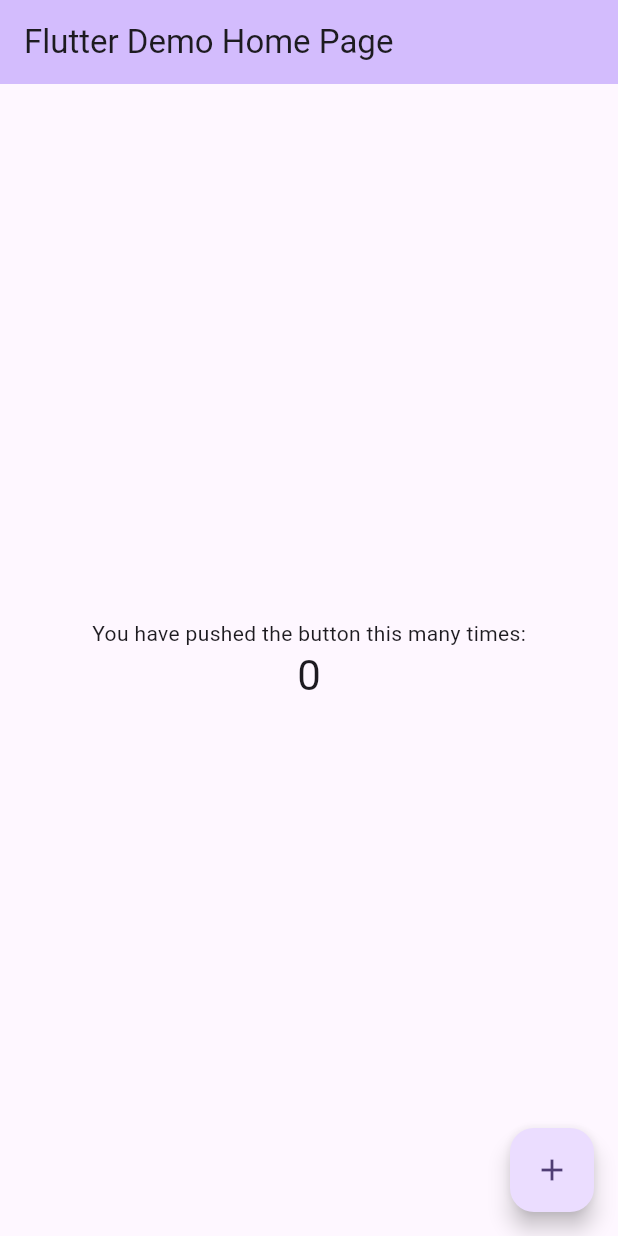
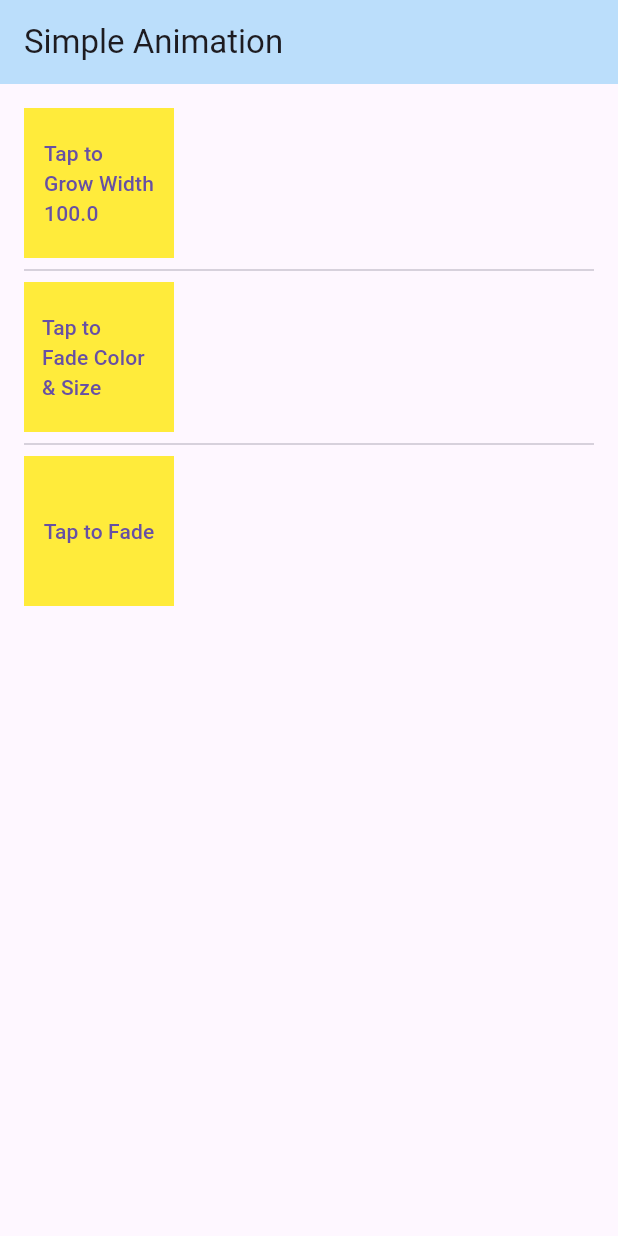
Before and after one commit to Tivelin/simple_animation, a Flutter app: the screen it shows after launch, on a phone screen of 412 x 824 dp. Run offline on Flutter 3.47's test engine with Material 3 defaults, Android fonts, the phone set to English and light mode, and no system bars.

Commit message:
animation

```diff
--- a/lib/main.dart
+++ b/lib/main.dart
@@ -1,4 +1,7 @@
 import 'package:flutter/material.dart';
+import 'package:simple_animation/widgets/animated_container.dart';
+import 'package:simple_animation/widgets/animated_cross_fade.dart';
+import 'package:simple_animation/widgets/animated_opacity.dart';
 
 void main() {
   runApp(const MyApp());
@@ -10,116 +13,35 @@ class MyApp extends StatelessWidget {
   // This widget is the root of your application.
   @override
   Widget build(BuildContext context) {
-    return MaterialApp(
-      title: 'Flutter Demo',
-      theme: ThemeData(
-        // This is the theme of your application.
-        //
-        // TRY THIS: Try running your application with "flutter run". You'll see
-        // the application has a blue toolbar. Then, without quitting the app,
-        // try changing the seedColor in the colorScheme below to Colors.green
-        // and then invoke "hot reload" (save your changes or press the "hot
-        // reload" button in a Flutter-supported IDE, or press "r" if you used
-        // the command line to start the app).
-        //
-        // Notice that the counter didn't reset back to zero; the application
-        // state is not lost during the reload. To reset the state, use hot
-        // restart instead.
-        //
-        // This works for code too, not just values: Most code changes can be
-        // tested with just a hot reload.
-        colorScheme: ColorScheme.fromSeed(seedColor: Colors.deepPurple),
-        useMaterial3: true,
-      ),
-      home: const MyHomePage(title: 'Flutter Demo Home Page'),
+    return const MaterialApp(
+      title: 'Simple Animation',
+      home: HomeScreen(),
     );
   }
 }
 
-class MyHomePage extends StatefulWidget {
-  const MyHomePage({super.key, required this.title});
-
-  // This widget is the home page of your application. It is stateful, meaning
-  // that it has a State object (defined below) that contains fields that affect
-  // how it looks.
-
-  // This class is the configuration for the state. It holds the values (in this
-  // case the title) provided by the parent (in this case the App widget) and
-  // used by the build method of the State. Fields in a Widget subclass are
-  // always marked "final".
-
-  final String title;
-
-  @override
-  State<MyHomePage> createState() => _MyHomePageState();
-}
-
-class _MyHomePageState extends State<MyHomePage> {
-  int _counter = 0;
-
-  void _incrementCounter() {
-    setState(() {
-      // This call to setState tells the Flutter framework that something has
-      // changed in this State, which causes it to rerun the build method below
-      // so that the display can reflect the updated values. If we changed
-      // _counter without calling setState(), then the build method would not be
-      // called again, and so nothing would appear to happen.
-      _counter++;
-    });
-  }
+class HomeScreen extends StatelessWidget {
+  const HomeScreen({super.key});
 
   @override
   Widget build(BuildContext context) {
-    // This method is rerun every time setState is called, for instance as done
-    // by the _incrementCounter method above.
-    //
-    // The Flutter framework has been optimized to make rerunning build methods
-    // fast, so that you can just rebuild anything that needs updating rather
-    // than having to individually change instances of widgets.
     return Scaffold(
       appBar: AppBar(
-        // TRY THIS: Try changing the color here to a specific color (to
-        // Colors.amber, perhaps?) and trigger a hot reload to see the AppBar
-        // change color while the other colors stay the same.
-        backgroundColor: Theme.of(context).colorScheme.inversePrimary,
-        // Here we take the value from the MyHomePage object that was created by
-        // the App.build method, and use it to set our appbar title.
-        title: Text(widget.title),
+        title: const Text('Simple Animation'),
+        backgroundColor: Colors.blue[100],
       ),
-      body: Center(
-        // Center is a layout widget. It takes a single child and positions it
-        // in the middle of the parent.
+      body: const Padding(
+        padding: EdgeInsets.all(16),
         child: Column(
-          // Column is also a layout widget. It takes a list of children and
-          // arranges them vertically. By default, it sizes itself to fit its
-          // children horizontally, and tries to be as tall as its parent.
-          //
-          // Column has various properties to control how it sizes itself and
-          // how it positions its children. Here we use mainAxisAlignment to
-          // center the children vertically; the main axis here is the vertical
-          // axis because Columns are vertical (the cross axis would be
-          // horizontal).
-          //
-          // TRY THIS: Invoke "debug painting" (choose the "Toggle Debug Paint"
-          // action in the IDE, or press "p" in the console), to see the
-          // wireframe for each widget.
-          mainAxisAlignment: MainAxisAlignment.center,
-          children: <Widget>[
-            const Text(
-              'You have pushed the button this many times:',
-            ),
-            Text(
-              '$_counter',
-              style: Theme.of(context).textTheme.headlineMedium,
-            ),
+          children: [
+            AnimatedContainerWidget(),
+            Divider(),
+            AnimatedCrossFadeWidget(),
+            Divider(),
+            AnimatedOpacityWidget(),
           ],
         ),
       ),
-      floatingActionButton: FloatingActionButton(
-        onPressed: _incrementCounter,
-        tooltip: 'Increment',
-        child: const Icon(Icons.add),
-      ), // This trailing comma makes auto-formatting nicer for build methods.
     );
   }
 }
--- /dev/null
+++ b/lib/widgets/animated_container.dart
@@ -0,0 +1,41 @@
+import 'package:flutter/material.dart';
+
+class AnimatedContainerWidget extends StatefulWidget {
+  const AnimatedContainerWidget({super.key});
+
+  @override
+  State<AnimatedContainerWidget> createState() =>
+      _AnimatedContainerWidgetState();
+}
+
+class _AnimatedContainerWidgetState extends State<AnimatedContainerWidget> {
+  final double _height = 100.0;
+  double _width = 100.0;
+
+  void _increaseWidth() {
+    setState(() {
+      _width = _width >= 350.0 ? 100.0 : _width += 50.0;
+    });
+  }
+
+  @override
+  Widget build(BuildContext context) {
+    return Row(
+      children: [
+        AnimatedContainer(
+          duration: const Duration(milliseconds: 1000),
+          curve: Curves.elasticOut,
+          color: Colors.yellow,
+          height: _height,
+          width: _width,
+          child: TextButton(
+            child: Text('Tap to\nGrow Width\n$_width'),
+            onPressed: () {
+              _increaseWidth();
+            },
+          ),
+        )
+      ],
+    );
+  }
+}
--- /dev/null
+++ b/lib/widgets/animated_cross_fade.dart
@@ -0,0 +1,56 @@
+import 'package:flutter/material.dart';
+
+class AnimatedCrossFadeWidget extends StatefulWidget {
+  const AnimatedCrossFadeWidget({super.key});
+
+  @override
+  State<AnimatedCrossFadeWidget> createState() =>
+      _AnimatedCrossFadeWidgetState();
+}
+
+class _AnimatedCrossFadeWidgetState extends State<AnimatedCrossFadeWidget> {
+  bool _crossFadeStateShowFirst = true;
+  void _crossFade() {
+    setState(() {
+      _crossFadeStateShowFirst = _crossFadeStateShowFirst ? false : true;
+    });
+  }
+
+  @override
+  Widget build(BuildContext context) {
+    return Row(
+      children: [
+        Stack(
+          alignment: Alignment.center,
+          children: <Widget>[
+            AnimatedCrossFade(
+              duration: const Duration(milliseconds: 500),
+              sizeCurve: Curves.bounceOut,
+              crossFadeState: _crossFadeStateShowFirst
+                  ? CrossFadeState.showFirst
+                  : CrossFadeState.showSecond,
+              firstChild: Container(
+                color: Colors.yellow,
+                height: 100.0,
+                width: 100.0,
+              ),
+              secondChild: Container(
+                color: Colors.lime,
+                height: 200.0,
+                width: 200.0,
+              ),
+            ),
+            Positioned.fill(
+              child: TextButton(
+                child: const Text('Tap to\nFade Color & Size'),
+                onPressed: () {
+                  _crossFade();
+                },
+              ),
+            )
+          ],
+        )
+      ],
+    );
+  }
+}
--- /dev/null
+++ b/lib/widgets/animated_opacity.dart
@@ -0,0 +1,40 @@
+import 'package:flutter/material.dart';
+
+class AnimatedOpacityWidget extends StatefulWidget {
+  const AnimatedOpacityWidget({super.key});
+
+  @override
+  State<AnimatedOpacityWidget> createState() => _AnimatedOpacityWidgetState();
+}
+
+class _AnimatedOpacityWidgetState extends State<AnimatedOpacityWidget> {
+  double _opacity = 1.0;
+  void _animatedOpacity() {
+    setState(() {
+      _opacity = _opacity == 1.0 ? 0.3 : 1.0;
+    });
+  }
+
+  @override
+  Widget build(BuildContext context) {
+    return Row(
+      children: [
+        AnimatedOpacity(
+          opacity: _opacity,
+          duration: const Duration(milliseconds: 500),
+          child: Container(
+            color: Colors.yellow,
+            height: 100.0,
+            width: 100.0,
+            child: TextButton(
+              child: const Text('Tap to Fade'),
+              onPressed: () {
+                _animatedOpacity();
+              },
+            ),
+          ),
+        )
+      ],
+    );
+  }
+}
```
